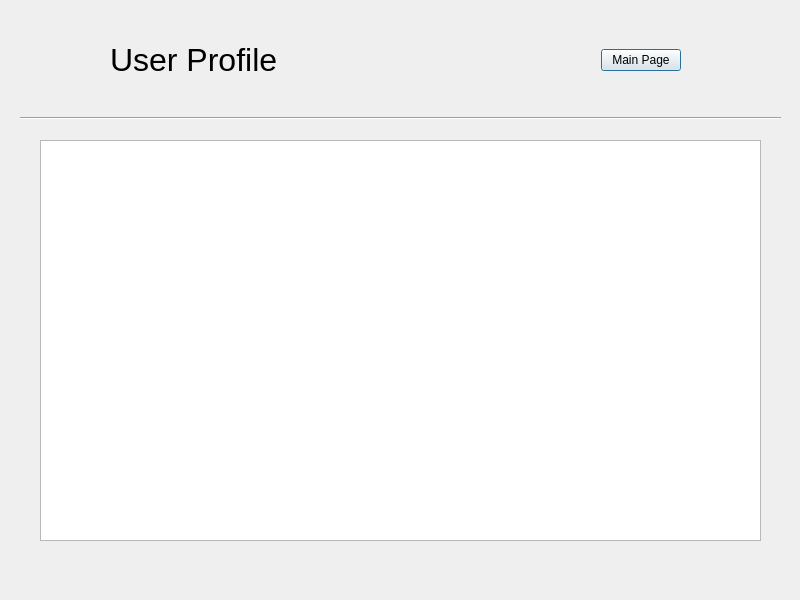
umustdye/Book-Worms, file userprofiledialog.ui: the form before one commit.
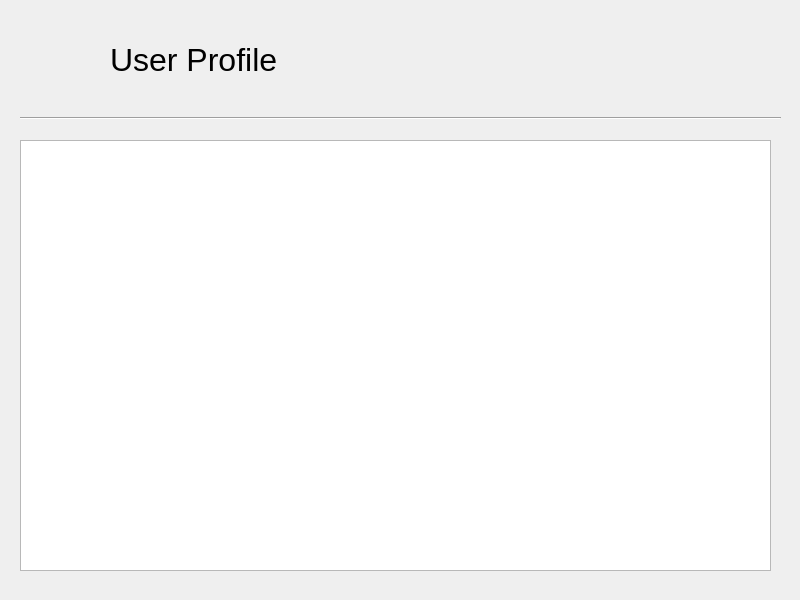
The form after the commit.

Commit message: Add open dialog with button

Diff of the .ui file:
```diff
--- a/userprofiledialog.ui
+++ b/userprofiledialog.ui
@@ -35,19 +35,6 @@
       </property>
      </widget>
     </item>
-    <item>
-     <widget class="QPushButton" name="mainPagePushButton">
-      <property name="sizePolicy">
-       <sizepolicy hsizetype="Fixed" vsizetype="Fixed">
-        <horstretch>0</horstretch>
-        <verstretch>0</verstretch>
-       </sizepolicy>
-      </property>
-      <property name="text">
-       <string>Main Page</string>
-      </property>
-     </widget>
-    </item>
    </layout>
   </widget>
   <widget class="Line" name="line">
@@ -63,13 +50,13 @@
     <enum>Qt::Horizontal</enum>
    </property>
   </widget>
-  <widget class="QTableView" name="itemTableView">
+  <widget class="QListView" name="itemListView">
    <property name="geometry">
     <rect>
-     <x>40</x>
+     <x>20</x>
      <y>140</y>
-     <width>721</width>
-     <height>401</height>
+     <width>751</width>
+     <height>431</height>
     </rect>
    </property>
   </widget>
```
The commit also changes 28 other files.
